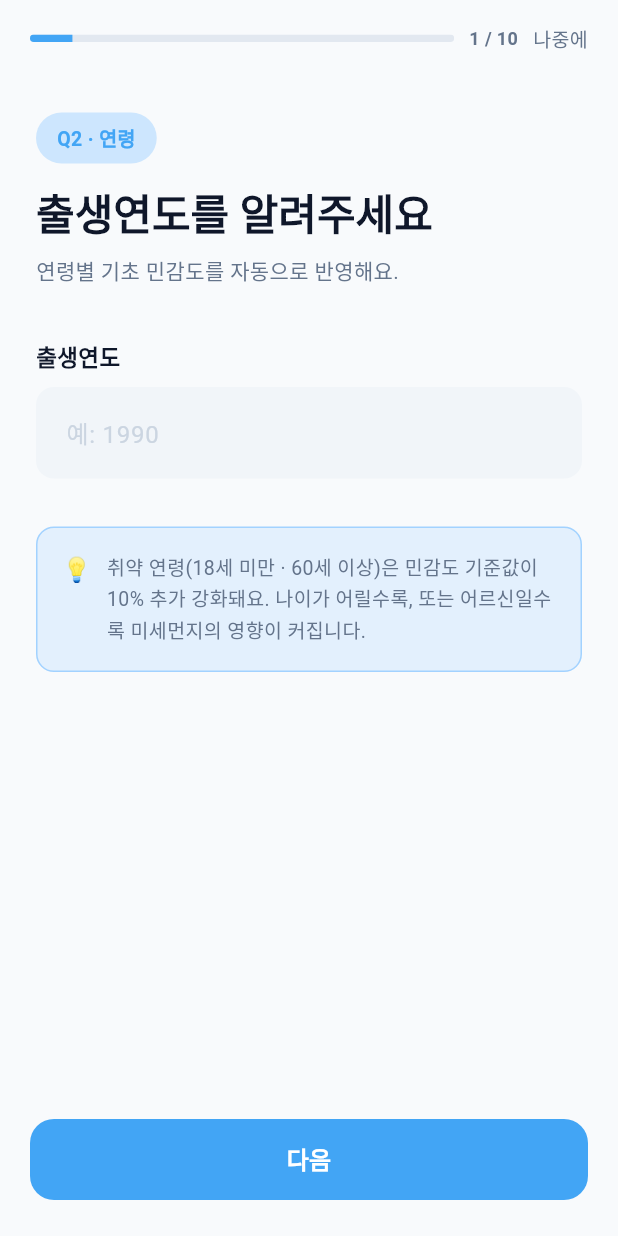
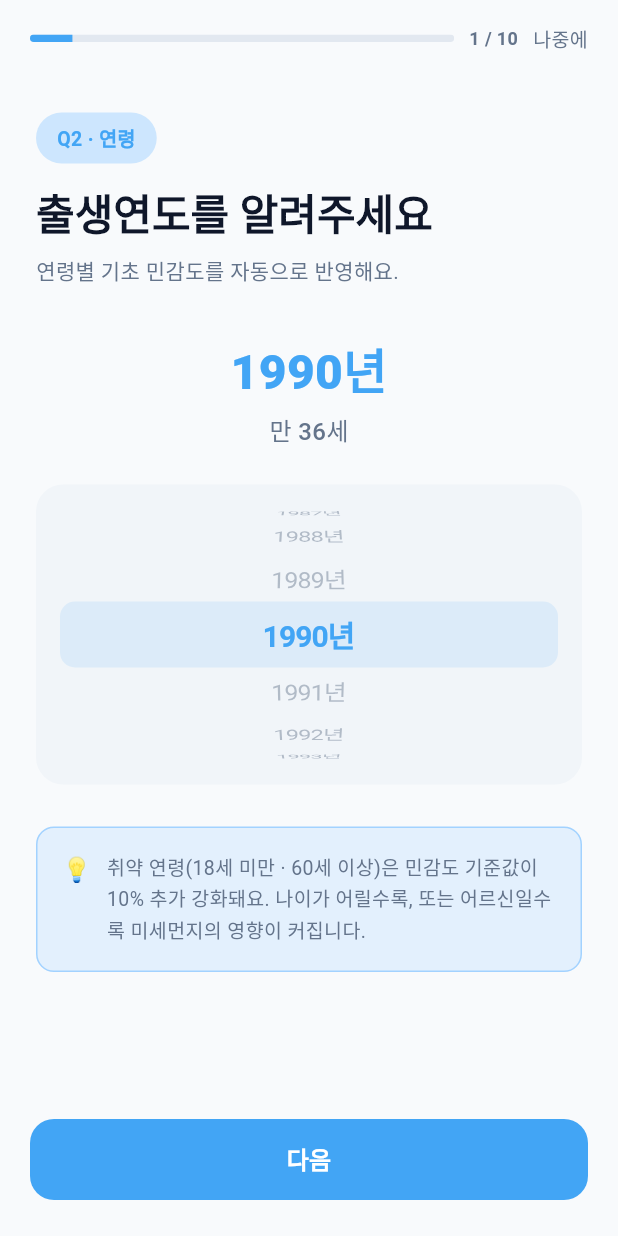
Before and after one commit to yulgoklee/mask, a Flutter app: the OnboardingScreen screen opened by its route, swiped to page 2, on a phone screen of 412 x 824 dp. Run offline on Flutter 3.47's test engine with Material 3 defaults, Android fonts, the phone set to English and light mode, and no system bars; our stand-ins replace dio, firebase_analytics, firebase_core, firebase_crashlytics, fl_chart, flutter_local_notifications and 7 more; missing offline and left inert: workmanager; accounts and stored records are empty; statements that could not run were skipped.

Commit message:
fix: Q2 출생연도 스크롤 피커로 교체, Q3 성별 남/여 2가지로 단순화
- DiagQ2BirthYear: TextField → CupertinoPicker (1924~현재)
  - 선택 연도·나이 실시간 표시, 취약 연령 배지 자동 노출
- DiagQ3Gender: '기타' 옵션 제거, 남성/여성 2-way 대형 카드
- OnboardingScreen: 'other' gender 임신 리셋 분기 제거, 미사용 getter 정리

Co-Authored-By: Claude Sonnet 4.6 <noreply@anthropic.com>

```diff
--- a/lib/features/onboarding/diagnosis_cards.dart
+++ b/lib/features/onboarding/diagnosis_cards.dart
@@ -1,5 +1,5 @@
+import 'package:flutter/cupertino.dart';
 import 'package:flutter/material.dart';
-import 'package:flutter/services.dart';
 import '../../core/constants/app_colors.dart';
 import '../../data/models/user_profile.dart';
 
@@ -87,24 +87,42 @@ class DiagQ2BirthYear extends StatefulWidget {
 }
 
 class _DiagQ2BirthYearState extends State<DiagQ2BirthYear> {
-  late final TextEditingController _ctrl;
+  static final int _minYear = 1924;
+  static final int _maxYear = DateTime.now().year;
+  static final int _defaultYear = 1990;
+
+  late int _selectedYear;
+  late final FixedExtentScrollController _scrollCtrl;
 
   @override
   void initState() {
     super.initState();
-    _ctrl = TextEditingController(
-        text: widget.initialValue?.toString() ?? '');
+    _selectedYear = widget.initialValue ?? _defaultYear;
+    final initialIndex = _selectedYear - _minYear;
+    _scrollCtrl = FixedExtentScrollController(initialItem: initialIndex);
+    // 초기값 즉시 반영
+    WidgetsBinding.instance.addPostFrameCallback((_) {
+      widget.onChanged(_selectedYear);
+    });
   }
 
   @override
   void dispose() {
-    _ctrl.dispose();
+    _scrollCtrl.dispose();
     super.dispose();
   }
 
+  int get _age => DateTime.now().year - _selectedYear;
+  bool get _isVulnerable => _age < 18 || _age >= 60;
+
   @override
   Widget build(BuildContext context) {
-    return SingleChildScrollView(
+    final years = List.generate(_maxYear - _minYear + 1, (i) => _minYear + i);
+
+    return Column(
+      children: [
+        Expanded(
+          child: SingleChildScrollView(
             padding: const EdgeInsets.symmetric(horizontal: 24),
             child: Column(
               crossAxisAlignment: CrossAxisAlignment.start,
@@ -115,31 +133,129 @@ class _DiagQ2BirthYearState extends State<DiagQ2BirthYear> {
                 _qTitle(context, '출생연도를 알려주세요'),
                 const SizedBox(height: 8),
                 _qSubtitle(context, '연령별 기초 민감도를 자동으로 반영해요.'),
-          const SizedBox(height: 36),
-          _fieldLabel('출생연도'),
-          const SizedBox(height: 10),
-          TextField(
-            controller: _ctrl,
-            keyboardType: TextInputType.number,
-            maxLength: 4,
-            inputFormatters: [FilteringTextInputFormatter.digitsOnly],
-            textInputAction: TextInputAction.done,
-            decoration: _inputDecoration('예: 1990'),
-            onChanged: (v) {
-              final yr = int.tryParse(v);
-              final now = DateTime.now().year;
-              widget.onChanged(
-                  (yr != null && yr >= 1920 && yr <= now) ? yr : null);
+                const SizedBox(height: 32),
+
+                // ── 선택된 연도 + 나이 표시 ──────────────────
+                Center(
+                  child: AnimatedSwitcher(
+                    duration: const Duration(milliseconds: 200),
+                    child: Column(
+                      key: ValueKey(_selectedYear),
+                      children: [
+                        Text(
+                          '$_selectedYear년',
+                          style: const TextStyle(
+                            fontSize: 32,
+                            fontWeight: FontWeight.w800,
+                            color: AppColors.primary,
+                          ),
+                        ),
+                        const SizedBox(height: 4),
+                        Row(
+                          mainAxisSize: MainAxisSize.min,
+                          children: [
+                            Text(
+                              '만 $_age세',
+                              style: const TextStyle(
+                                fontSize: 16,
+                                color: AppColors.textSecondary,
+                                fontWeight: FontWeight.w500,
+                              ),
+                            ),
+                            if (_isVulnerable) ...[
+                              const SizedBox(width: 8),
+                              Container(
+                                padding: const EdgeInsets.symmetric(
+                                    horizontal: 8, vertical: 3),
+                                decoration: BoxDecoration(
+                                  color: AppColors.coral.withValues(alpha: 0.15),
+                                  borderRadius: BorderRadius.circular(8),
+                                ),
+                                child: const Text(
+                                  '취약 연령 +10%',
+                                  style: TextStyle(
+                                    fontSize: 11,
+                                    fontWeight: FontWeight.w700,
+                                    color: AppColors.coral,
+                                  ),
+                                ),
+                              ),
+                            ],
+                          ],
+                        ),
+                      ],
+                    ),
+                  ),
+                ),
+
+                const SizedBox(height: 24),
+
+                // ── 스크롤 피커 ───────────────────────────────
+                Container(
+                  height: 200,
+                  decoration: BoxDecoration(
+                    color: AppColors.surfaceVariant,
+                    borderRadius: BorderRadius.circular(18),
+                  ),
+                  child: Stack(
+                    alignment: Alignment.center,
+                    children: [
+                      // 선택 영역 하이라이트
+                      Positioned(
+                        top: 78,
+                        left: 16,
+                        right: 16,
+                        child: Container(
+                          height: 44,
+                          decoration: BoxDecoration(
+                            color: AppColors.primary.withValues(alpha: 0.12),
+                            borderRadius: BorderRadius.circular(10),
+                          ),
+                        ),
+                      ),
+                      // 피커
+                      CupertinoPicker(
+                        scrollController: _scrollCtrl,
+                        itemExtent: 44,
+                        onSelectedItemChanged: (index) {
+                          final yr = years[index];
+                          setState(() => _selectedYear = yr);
+                          widget.onChanged(yr);
                         },
+                        selectionOverlay: const SizedBox.shrink(),
+                        children: years.map((yr) {
+                          final isSelected = yr == _selectedYear;
+                          return Center(
+                            child: Text(
+                              '$yr년',
+                              style: TextStyle(
+                                fontSize: isSelected ? 20 : 17,
+                                fontWeight: isSelected
+                                    ? FontWeight.w700
+                                    : FontWeight.w400,
+                                color: isSelected
+                                    ? AppColors.primary
+                                    : AppColors.textSecondary,
                               ),
-          const SizedBox(height: 32),
+                            ),
+                          );
+                        }).toList(),
+                      ),
+                    ],
+                  ),
+                ),
+
+                const SizedBox(height: 28),
                 _insightBox(
                   '취약 연령(18세 미만 · 60세 이상)은 민감도 기준값이 10% 추가 강화돼요. '
                   '나이가 어릴수록, 또는 어르신일수록 미세먼지의 영향이 커집니다.',
                 ),
-          const SizedBox(height: 32),
+                const SizedBox(height: 24),
               ],
             ),
+          ),
+        ),
+      ],
     );
   }
 }
@@ -149,7 +265,7 @@ class _DiagQ2BirthYearState extends State<DiagQ2BirthYear> {
 // ══════════════════════════════════════════════════════════════
 
 class DiagQ3Gender extends StatelessWidget {
-  final String? value; // 'male'|'female'|'other'|null
+  final String? value; // 'male'|'female'|null
   final ValueChanged<String?> onChanged;
 
   const DiagQ3Gender({super.key, this.value, required this.onChanged});
@@ -157,7 +273,6 @@ class DiagQ3Gender extends StatelessWidget {
   static const _options = [
     ('male',   '👨', '남성'),
     ('female', '👩', '여성'),
-    ('other',  '🧑', '기타'),
   ];
 
   @override
@@ -173,42 +288,42 @@ class DiagQ3Gender extends StatelessWidget {
           _qTitle(context, '성별을 알려주세요'),
           const SizedBox(height: 8),
           _qSubtitle(context, '여성인 경우 임신 관련 항목이 추가돼요.'),
-          const SizedBox(height: 36),
+          const SizedBox(height: 40),
           Row(
             children: _options.map((opt) {
               final (val, emoji, label) = opt;
               final selected = value == val;
               return Expanded(
                 child: Padding(
-                  padding: const EdgeInsets.only(right: 10),
+                  padding: const EdgeInsets.only(right: 12),
                   child: GestureDetector(
                     onTap: () => onChanged(selected ? null : val),
                     child: AnimatedContainer(
                       duration: const Duration(milliseconds: 180),
                       curve: Curves.easeOut,
-                      padding: const EdgeInsets.symmetric(vertical: 24),
+                      padding: const EdgeInsets.symmetric(vertical: 36),
                       decoration: BoxDecoration(
                         color: selected
                             ? AppColors.primary
                             : AppColors.surfaceVariant,
-                        borderRadius: BorderRadius.circular(18),
+                        borderRadius: BorderRadius.circular(20),
                         border: Border.all(
                           color: selected
                               ? AppColors.primary
                               : AppColors.divider,
-                          width: selected ? 2 : 1,
+                          width: selected ? 2.5 : 1,
                         ),
                       ),
                       child: Column(
                         children: [
-                          Text(emoji, style: const TextStyle(fontSize: 30)),
-                          const SizedBox(height: 8),
+                          Text(emoji, style: const TextStyle(fontSize: 40)),
+                          const SizedBox(height: 12),
                           Text(
                             label,
                             style: TextStyle(
                               color: selected ? Colors.white : AppColors.textPrimary,
                               fontWeight: FontWeight.w700,
-                              fontSize: 15,
+                              fontSize: 17,
                             ),
                           ),
                         ],
@@ -220,7 +335,7 @@ class DiagQ3Gender extends StatelessWidget {
             }).toList(),
           ),
           const SizedBox(height: 32),
-          _insightBox('성별 정보는 임신 여부 항목 표시 여부에만 사용되며, 그 외 알림 로직에는 영향을 주지 않아요.'),
+          _insightBox('성별 정보는 임신 여부 항목 표시 여부에만 사용돼요.'),
           const SizedBox(height: 32),
         ],
       ),
--- a/lib/features/onboarding/onboarding_screen.dart
+++ b/lib/features/onboarding/onboarding_screen.dart
@@ -62,9 +62,7 @@ class _OnboardingScreenState extends ConsumerState<OnboardingScreen> {
   //  Q6는 female 또는 성별 미선택 시만 포함
   //  → _pages 는 getter로 매번 재계산 (상태 변경 시 반영)
 
-  bool get _showPregnancyQ => _genderStr == null || _genderStr == 'female';
-
-  /// 실제 렌더할 페이지 위젯 목록 (Q6 조건부 포함)
+  /// 실제 렌더할 페이지 위젯 목록 (Q6 내부에서 gender 분기)
   List<Widget> get _pages => [
         DiagQ1Nickname(
           initialValue: _nickname,
@@ -78,8 +76,8 @@ class _OnboardingScreenState extends ConsumerState<OnboardingScreen> {
           value: _genderStr,
           onChanged: (v) => setState(() {
             _genderStr = v;
-            // 여성 아닌 경우 임신 해제
-            if (v != null && v != 'female') _isPregnant = false;
+            // 남성 선택 시 임신 해제
+            if (v == 'male') _isPregnant = false;
           }),
         ),
         DiagQ4Respiratory(
```
Lines whose indentation alone changed are shown as unchanged.
